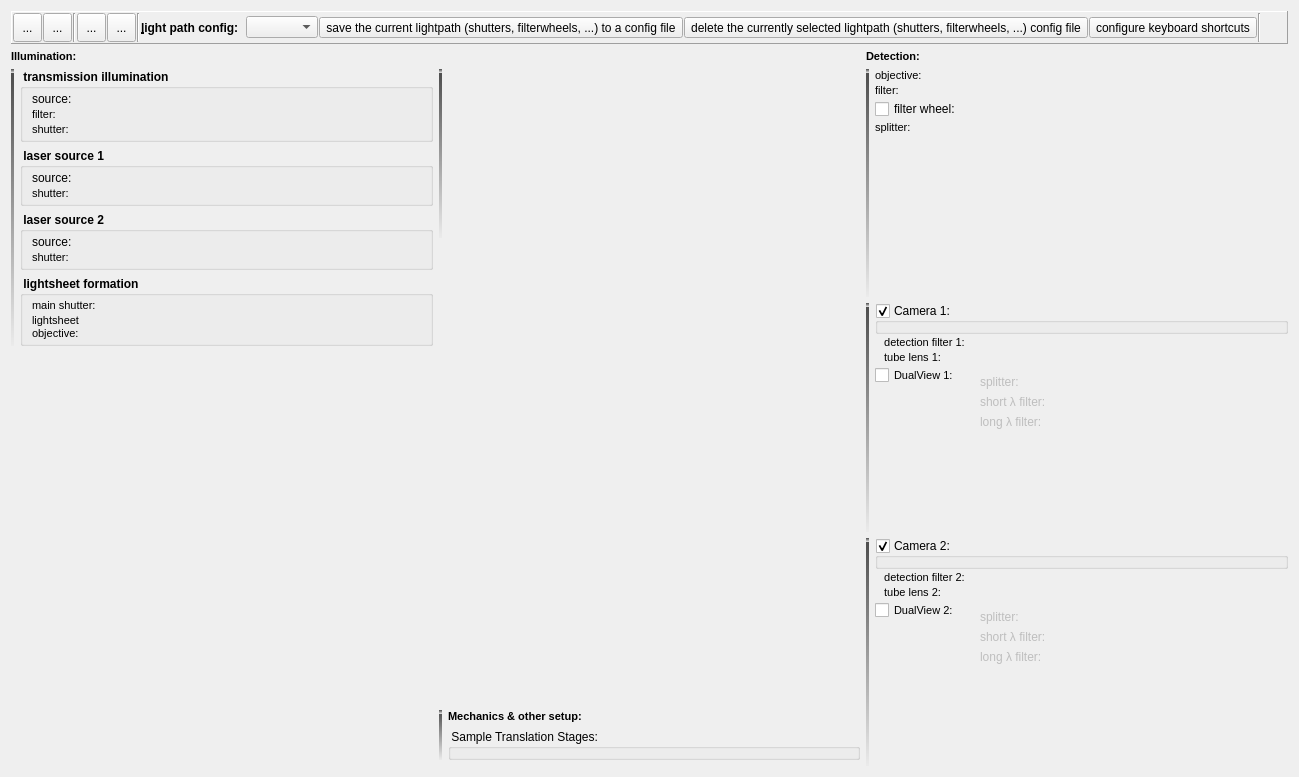
This is plugins/spimb040/qfespimb040opticssetup.ui in jkriege2/QuickFit3 as Qt 5 draws it before an edit. The edited form follows.
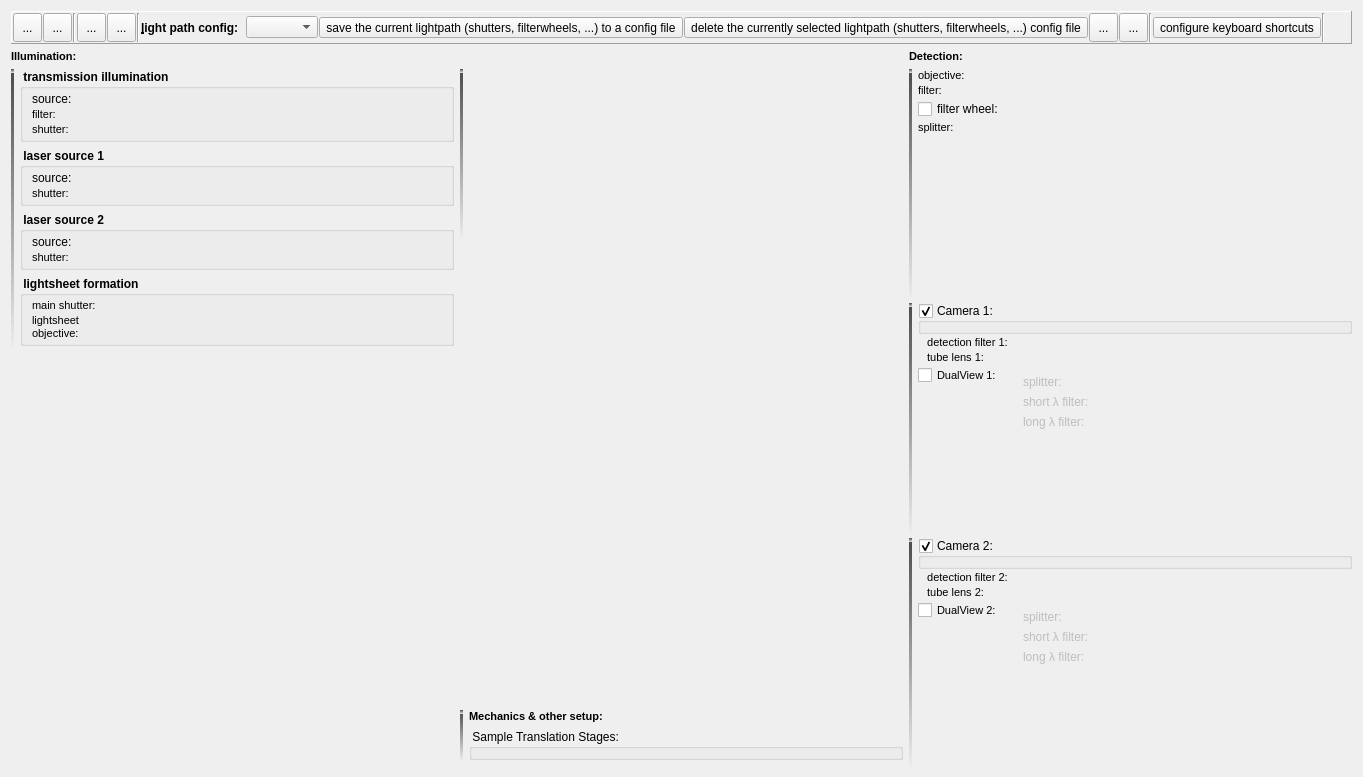
This is the edited form. Icons and pictures are not drawn. Custom widgets are drawn as their Qt base class.

Commit message: QuickFit3/SPIMB040: added buttons to save/reload an optics setup to an external INI file

What changed in the file:
```diff
--- a/plugins/spimb040/qfespimb040opticssetup.ui
+++ b/plugins/spimb040/qfespimb040opticssetup.ui
@@ -744,6 +744,65 @@
         </property>
        </spacer>
       </item>
+      <item>
+       <widget class="QToolButton" name="btnLoadSetup">
+        <property name="minimumSize">
+         <size>
+          <width>29</width>
+          <height>29</height>
+         </size>
+        </property>
+        <property name="toolTip">
+         <string>load all settings in this form from an external INI file</string>
+        </property>
+        <property name="text">
+         <string>...</string>
+        </property>
+        <property name="icon">
+         <iconset resource="spimb040.qrc">
+          <normaloff>:/spimb040/template_open.png</normaloff>:/spimb040/template_open.png</iconset>
+        </property>
+        <property name="iconSize">
+         <size>
+          <width>22</width>
+          <height>22</height>
+         </size>
+        </property>
+       </widget>
+      </item>
+      <item>
+       <widget class="QToolButton" name="btnSaveSetup">
+        <property name="minimumSize">
+         <size>
+          <width>29</width>
+          <height>29</height>
+         </size>
+        </property>
+        <property name="toolTip">
+         <string>save all settings in this form from an external INI file</string>
+        </property>
+        <property name="text">
+         <string>...</string>
+        </property>
+        <property name="icon">
+         <iconset resource="spimb040.qrc">
+          <normaloff>:/spimb040/template_save.png</normaloff>:/spimb040/template_save.png</iconset>
+        </property>
+        <property name="iconSize">
+         <size>
+          <width>22</width>
+          <height>22</height>
+         </size>
+        </property>
+       </widget>
+      </item>
+      <item>
+       <widget class="Line" name="line_11">
+        <property name="orientation">
+         <enum>Qt::Vertical</enum>
+        </property>
+       </widget>
+      </item>
       <item>
        <widget class="QToolButton" name="btnShortcutConfig">
         <property name="toolTip">
```
The commit also changes 4 other files.
